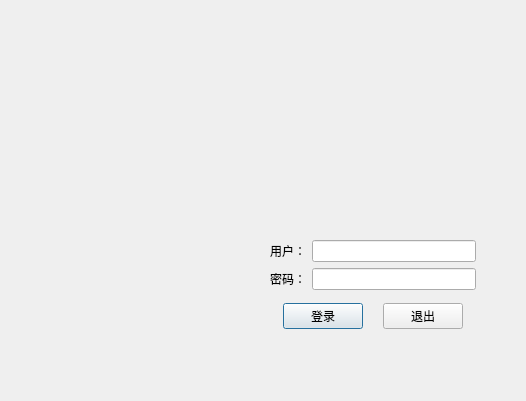
First picture: the form in logindialog.ui, repository faellsa/teachersmanagement, before the edit.
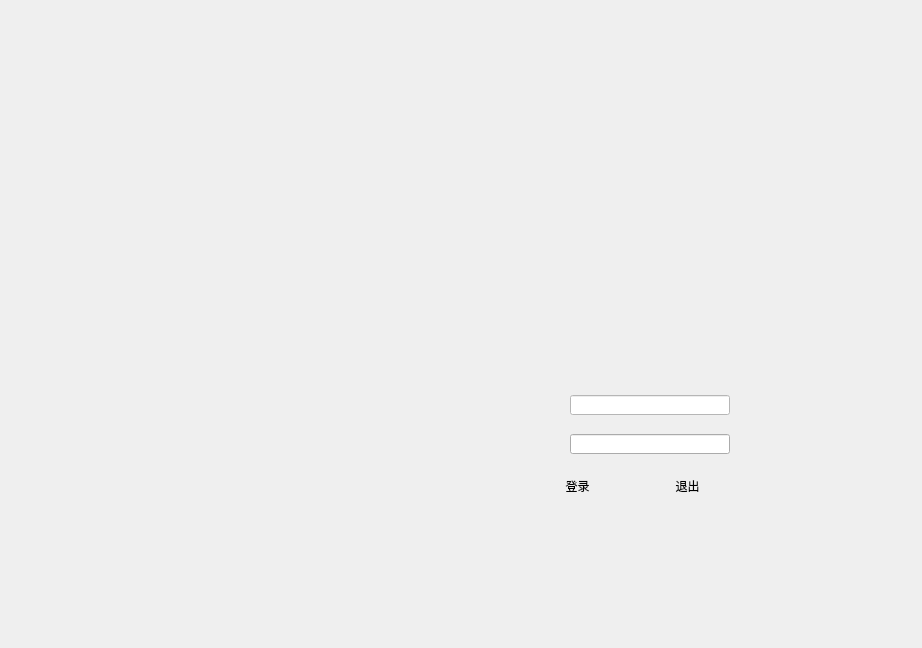
Second picture: the form after the edit. Icons and pictures are not drawn.

```diff
--- a/logindialog.ui
+++ b/logindialog.ui
@@ -6,122 +6,494 @@
    <rect>
     <x>0</x>
     <y>0</y>
-    <width>526</width>
-    <height>401</height>
+    <width>922</width>
+    <height>648</height>
    </rect>
   </property>
   <property name="windowTitle">
    <string>Dialog</string>
   </property>
-  <widget class="QWidget" name="">
+  <property name="autoFillBackground">
+   <bool>false</bool>
+  </property>
+  <property name="styleSheet">
+   <string notr="true">background-image: url(:/image/login.jpg);</string>
+  </property>
+  <widget class="QLineEdit" name="m_Username">
    <property name="geometry">
     <rect>
-     <x>270</x>
-     <y>240</y>
-     <width>206</width>
-     <height>89</height>
+     <x>570</x>
+     <y>395</y>
+     <width>160</width>
+     <height>20</height>
     </rect>
    </property>
-   <layout class="QVBoxLayout" name="verticalLayout">
-    <item>
-     <layout class="QHBoxLayout" name="horizontalLayout">
-      <item>
-       <widget class="QLabel" name="label">
-        <property name="text">
-         <string>用户：</string>
-        </property>
-       </widget>
-      </item>
-      <item>
-       <widget class="QLineEdit" name="m_Username"/>
-      </item>
-     </layout>
-    </item>
-    <item>
-     <layout class="QHBoxLayout" name="horizontalLayout_2">
-      <item>
-       <widget class="QLabel" name="label_2">
-        <property name="text">
-         <string>密码：</string>
-        </property>
-       </widget>
-      </item>
-      <item>
-       <widget class="QLineEdit" name="m_Password"/>
-      </item>
-     </layout>
-    </item>
-    <item>
-     <spacer name="verticalSpacer">
-      <property name="orientation">
-       <enum>Qt::Vertical</enum>
-      </property>
-      <property name="sizeHint" stdset="0">
-       <size>
-        <width>20</width>
-        <height>40</height>
-       </size>
-      </property>
-     </spacer>
-    </item>
-    <item>
-     <layout class="QHBoxLayout" name="horizontalLayout_3">
-      <item>
-       <spacer name="horizontalSpacer_2">
-        <property name="orientation">
-         <enum>Qt::Horizontal</enum>
-        </property>
-        <property name="sizeHint" stdset="0">
-         <size>
-          <width>40</width>
-          <height>20</height>
-         </size>
-        </property>
-       </spacer>
-      </item>
-      <item>
-       <widget class="QPushButton" name="m_Login">
-        <property name="text">
-         <string>登录</string>
-        </property>
-       </widget>
-      </item>
-      <item>
-       <spacer name="horizontalSpacer">
-        <property name="orientation">
-         <enum>Qt::Horizontal</enum>
-        </property>
-        <property name="sizeHint" stdset="0">
-         <size>
-          <width>40</width>
-          <height>20</height>
-         </size>
-        </property>
-       </spacer>
-      </item>
-      <item>
-       <widget class="QPushButton" name="m_Cancle">
-        <property name="text">
-         <string>退出</string>
-        </property>
-       </widget>
-      </item>
-      <item>
-       <spacer name="horizontalSpacer_3">
-        <property name="orientation">
-         <enum>Qt::Horizontal</enum>
-        </property>
-        <property name="sizeHint" stdset="0">
-         <size>
-          <width>40</width>
-          <height>20</height>
-         </size>
-        </property>
-       </spacer>
-      </item>
-     </layout>
-    </item>
-   </layout>
+   <property name="palette">
+    <palette>
+     <active>
+      <colorrole role="WindowText">
+       <brush brushstyle="SolidPattern">
+        <color alpha="255">
+         <red>0</red>
+         <green>0</green>
+         <blue>0</blue>
+        </color>
+       </brush>
+      </colorrole>
+      <colorrole role="Button">
+       <brush brushstyle="SolidPattern">
+        <color alpha="255">
+         <red>255</red>
+         <green>255</green>
+         <blue>255</blue>
+        </color>
+       </brush>
+      </colorrole>
+      <colorrole role="Light">
+       <brush brushstyle="SolidPattern">
+        <color alpha="255">
+         <red>255</red>
+         <green>255</green>
+         <blue>255</blue>
+        </color>
+       </brush>
+      </colorrole>
+      <colorrole role="Midlight">
+       <brush brushstyle="SolidPattern">
+        <color alpha="255">
+         <red>255</red>
+         <green>255</green>
+         <blue>255</blue>
+        </color>
+       </brush>
+      </colorrole>
+      <colorrole role="Dark">
+       <brush brushstyle="SolidPattern">
+        <color alpha="255">
+         <red>127</red>
+         <green>127</green>
+         <blue>127</blue>
+        </color>
+       </brush>
+      </colorrole>
+      <colorrole role="Mid">
+       <brush brushstyle="SolidPattern">
+        <color alpha="255">
+         <red>170</red>
+         <green>170</green>
+         <blue>170</blue>
+        </color>
+       </brush>
+      </colorrole>
+      <colorrole role="Text">
+       <brush brushstyle="SolidPattern">
+        <color alpha="255">
+         <red>0</red>
+         <green>0</green>
+         <blue>0</blue>
+        </color>
+       </brush>
+      </colorrole>
+      <colorrole role="BrightText">
+       <brush brushstyle="SolidPattern">
+        <color alpha="255">
+         <red>255</red>
+         <green>255</green>
+         <blue>255</blue>
+        </color>
+       </brush>
+      </colorrole>
+      <colorrole role="ButtonText">
+       <brush brushstyle="SolidPattern">
+        <color alpha="255">
+         <red>0</red>
+         <green>0</green>
+         <blue>0</blue>
+        </color>
+       </brush>
+      </colorrole>
+      <colorrole role="Base">
+       <brush brushstyle="SolidPattern">
+        <color alpha="255">
+         <red>255</red>
+         <green>255</green>
+         <blue>255</blue>
+        </color>
+       </brush>
+      </colorrole>
+      <colorrole role="Window">
+       <brush brushstyle="SolidPattern">
+        <color alpha="255">
+         <red>255</red>
+         <green>255</green>
+         <blue>255</blue>
+        </color>
+       </brush>
+      </colorrole>
+      <colorrole role="Shadow">
+       <brush brushstyle="SolidPattern">
+        <color alpha="255">
+         <red>0</red>
+         <green>0</green>
+         <blue>0</blue>
+        </color>
+       </brush>
+      </colorrole>
+      <colorrole role="AlternateBase">
+       <brush brushstyle="SolidPattern">
+        <color alpha="255">
+         <red>255</red>
+         <green>255</green>
+         <blue>255</blue>
+        </color>
+       </brush>
+      </colorrole>
+      <colorrole role="ToolTipBase">
+       <brush brushstyle="SolidPattern">
+        <color alpha="255">
+         <red>255</red>
+         <green>255</green>
+         <blue>220</blue>
+        </color>
+       </brush>
+      </colorrole>
+      <colorrole role="ToolTipText">
+       <brush brushstyle="SolidPattern">
+        <color alpha="255">
+         <red>0</red>
+         <green>0</green>
+         <blue>0</blue>
+        </color>
+       </brush>
+      </colorrole>
+     </active>
+     <inactive>
+      <colorrole role="WindowText">
+       <brush brushstyle="SolidPattern">
+        <color alpha="255">
+         <red>0</red>
+         <green>0</green>
+         <blue>0</blue>
+        </color>
+       </brush>
+      </colorrole>
+      <colorrole role="Button">
+       <brush brushstyle="SolidPattern">
+        <color alpha="255">
+         <red>255</red>
+         <green>255</green>
+         <blue>255</blue>
+        </color>
+       </brush>
+      </colorrole>
+      <colorrole role="Light">
+       <brush brushstyle="SolidPattern">
+        <color alpha="255">
+         <red>255</red>
+         <green>255</green>
+         <blue>255</blue>
+        </color>
+       </brush>
+      </colorrole>
+      <colorrole role="Midlight">
+       <brush brushstyle="SolidPattern">
+        <color alpha="255">
+         <red>255</red>
+         <green>255</green>
+         <blue>255</blue>
+        </color>
+       </brush>
+      </colorrole>
+      <colorrole role="Dark">
+       <brush brushstyle="SolidPattern">
+        <color alpha="255">
+         <red>127</red>
+         <green>127</green>
+         <blue>127</blue>
+        </color>
+       </brush>
+      </colorrole>
+      <colorrole role="Mid">
+       <brush brushstyle="SolidPattern">
+        <color alpha="255">
+         <red>170</red>
+         <green>170</green>
+         <blue>170</blue>
+        </color>
+       </brush>
+      </colorrole>
+      <colorrole role="Text">
+       <brush brushstyle="SolidPattern">
+        <color alpha="255">
+         <red>0</red>
+         <green>0</green>
+         <blue>0</blue>
+        </color>
+       </brush>
+      </colorrole>
+      <colorrole role="BrightText">
+       <brush brushstyle="SolidPattern">
+        <color alpha="255">
+         <red>255</red>
+         <green>255</green>
+         <blue>255</blue>
+        </color>
+       </brush>
+      </colorrole>
+      <colorrole role="ButtonText">
+       <brush brushstyle="SolidPattern">
+        <color alpha="255">
+         <red>0</red>
+         <green>0</green>
+         <blue>0</blue>
+        </color>
+       </brush>
+      </colorrole>
+      <colorrole role="Base">
+       <brush brushstyle="SolidPattern">
+        <color alpha="255">
+         <red>255</red>
+         <green>255</green>
+         <blue>255</blue>
+        </color>
+       </brush>
+      </colorrole>
+      <colorrole role="Window">
+       <brush brushstyle="SolidPattern">
+        <color alpha="255">
+         <red>255</red>
+         <green>255</green>
+         <blue>255</blue>
+        </color>
+       </brush>
+      </colorrole>
+      <colorrole role="Shadow">
+       <brush brushstyle="SolidPattern">
+        <color alpha="255">
+         <red>0</red>
+         <green>0</green>
+         <blue>0</blue>
+        </color>
+       </brush>
+      </colorrole>
+      <colorrole role="AlternateBase">
+       <brush brushstyle="SolidPattern">
+        <color alpha="255">
+         <red>255</red>
+         <green>255</green>
+         <blue>255</blue>
+        </color>
+       </brush>
+      </colorrole>
+      <colorrole role="ToolTipBase">
+       <brush brushstyle="SolidPattern">
+        <color alpha="255">
+         <red>255</red>
+         <green>255</green>
+         <blue>220</blue>
+        </color>
+       </brush>
+      </colorrole>
+      <colorrole role="ToolTipText">
+       <brush brushstyle="SolidPattern">
+        <color alpha="255">
+         <red>0</red>
+         <green>0</green>
+         <blue>0</blue>
+        </color>
+       </brush>
+      </colorrole>
+     </inactive>
+     <disabled>
+      <colorrole role="WindowText">
+       <brush brushstyle="SolidPattern">
+        <color alpha="255">
+         <red>127</red>
+         <green>127</green>
+         <blue>127</blue>
+        </color>
+       </brush>
+      </colorrole>
+      <colorrole role="Button">
+       <brush brushstyle="SolidPattern">
+        <color alpha="255">
+         <red>255</red>
+         <green>255</green>
+         <blue>255</blue>
+        </color>
+       </brush>
+      </colorrole>
+      <colorrole role="Light">
+       <brush brushstyle="SolidPattern">
+        <color alpha="255">
+         <red>255</red>
+         <green>255</green>
+         <blue>255</blue>
+        </color>
+       </brush>
+      </colorrole>
+      <colorrole role="Midlight">
+       <brush brushstyle="SolidPattern">
+        <color alpha="255">
+         <red>255</red>
+         <green>255</green>
+         <blue>255</blue>
+        </color>
+       </brush>
+      </colorrole>
+      <colorrole role="Dark">
+       <brush brushstyle="SolidPattern">
+        <color alpha="255">
+         <red>127</red>
+         <green>127</green>
+         <blue>127</blue>
+        </color>
+       </brush>
+      </colorrole>
+      <colorrole role="Mid">
+       <brush brushstyle="SolidPattern">
+        <color alpha="255">
+         <red>170</red>
+         <green>170</green>
+         <blue>170</blue>
+        </color>
+       </brush>
+      </colorrole>
+      <colorrole role="Text">
+       <brush brushstyle="SolidPattern">
+        <color alpha="255">
+         <red>127</red>
+         <green>127</green>
+         <blue>127</blue>
+        </color>
+       </brush>
+      </colorrole>
+      <colorrole role="BrightText">
+       <brush brushstyle="SolidPattern">
+        <color alpha="255">
+         <red>255</red>
+         <green>255</green>
+         <blue>255</blue>
+        </color>
+       </brush>
+      </colorrole>
+      <colorrole role="ButtonText">
+       <brush brushstyle="SolidPattern">
+        <color alpha="255">
+         <red>127</red>
+         <green>127</green>
+         <blue>127</blue>
+        </color>
+       </brush>
+      </colorrole>
+      <colorrole role="Base">
+       <brush brushstyle="SolidPattern">
+        <color alpha="255">
+         <red>255</red>
+         <green>255</green>
+         <blue>255</blue>
+        </color>
+       </brush>
+      </colorrole>
+      <colorrole role="Window">
+       <brush brushstyle="SolidPattern">
+        <color alpha="255">
+         <red>255</red>
+         <green>255</green>
+         <blue>255</blue>
+        </color>
+       </brush>
+      </colorrole>
+      <colorrole role="Shadow">
+       <brush brushstyle="SolidPattern">
+        <color alpha="255">
+         <red>0</red>
+         <green>0</green>
+         <blue>0</blue>
+        </color>
+       </brush>
+      </colorrole>
+      <colorrole role="AlternateBase">
+       <brush brushstyle="SolidPattern">
+        <color alpha="255">
+         <red>255</red>
+         <green>255</green>
+         <blue>255</blue>
+        </color>
+       </brush>
+      </colorrole>
+      <colorrole role="ToolTipBase">
+       <brush brushstyle="SolidPattern">
+        <color alpha="255">
+         <red>255</red>
+         <green>255</green>
+         <blue>220</blue>
+        </color>
+       </brush>
+      </colorrole>
+      <colorrole role="ToolTipText">
+       <brush brushstyle="SolidPattern">
+        <color alpha="255">
+         <red>0</red>
+         <green>0</green>
+         <blue>0</blue>
+        </color>
+       </brush>
+      </colorrole>
+     </disabled>
+    </palette>
+   </property>
+   <property name="styleSheet">
+    <string notr="true"/>
+   </property>
+  </widget>
+  <widget class="QLineEdit" name="m_Password">
+   <property name="geometry">
+    <rect>
+     <x>570</x>
+     <y>434</y>
+     <width>160</width>
+     <height>20</height>
+    </rect>
+   </property>
+  </widget>
+  <widget class="QPushButton" name="m_Cancle">
+   <property name="geometry">
+    <rect>
+     <x>650</x>
+     <y>474</y>
+     <width>75</width>
+     <height>23</height>
+    </rect>
+   </property>
+   <property name="text">
+    <string>退出</string>
+   </property>
+   <property name="flat">
+    <bool>true</bool>
+   </property>
+  </widget>
+  <widget class="QPushButton" name="m_Login">
+   <property name="geometry">
+    <rect>
+     <x>540</x>
+     <y>474</y>
+     <width>75</width>
+     <height>23</height>
+    </rect>
+   </property>
+   <property name="text">
+    <string>登录</string>
+   </property>
+   <property name="autoDefault">
+    <bool>true</bool>
+   </property>
+   <property name="default">
+    <bool>true</bool>
+   </property>
+   <property name="flat">
+    <bool>true</bool>
+   </property>
   </widget>
  </widget>
  <resources/>
```
